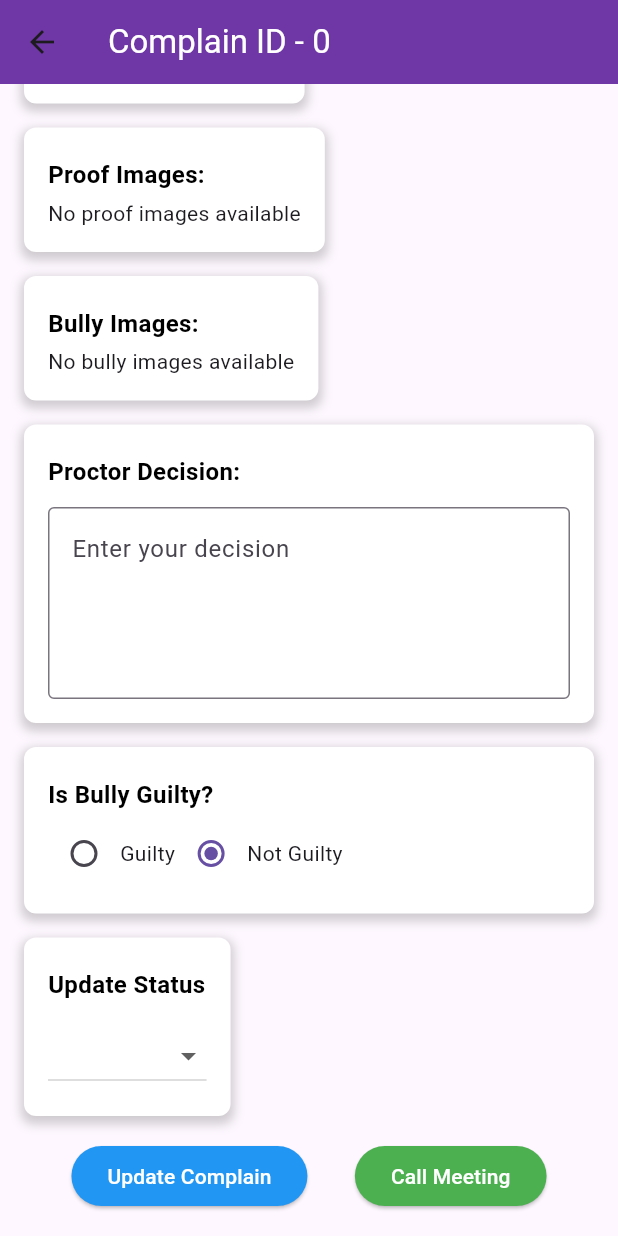
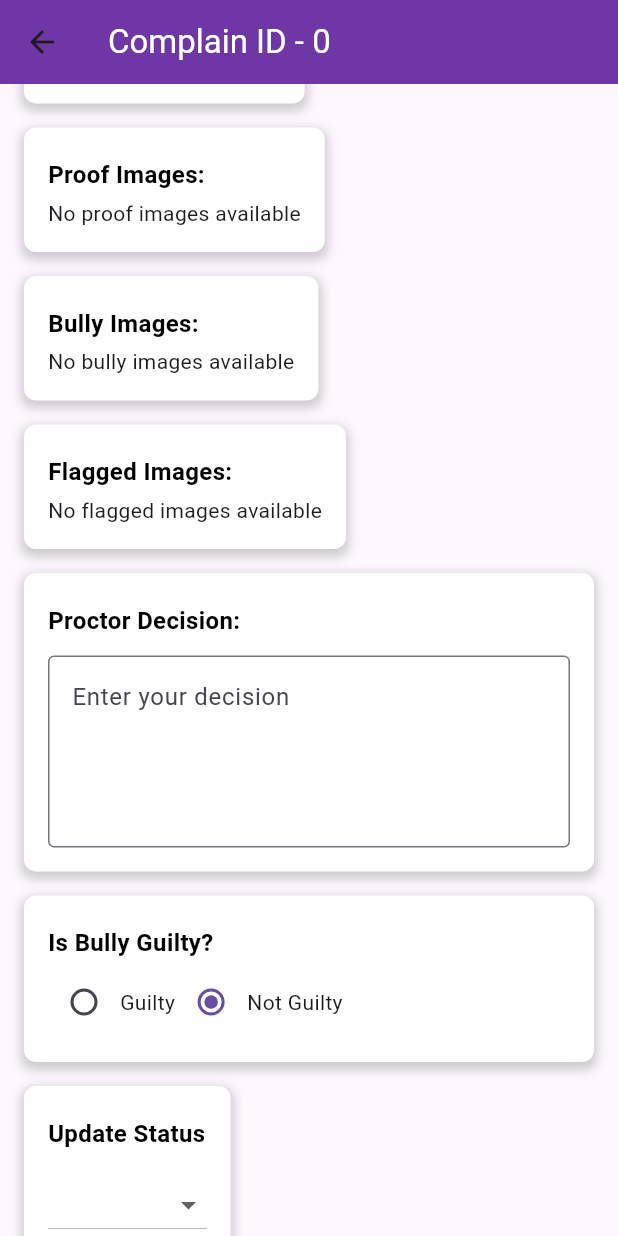
Before and after one commit to FarhanTahmid/Bullishield-Frontend, a Flutter app: the ProctorComplainDetails screen opened directly with empty values, scrolled down 346 dp, on a phone screen of 412 x 824 dp. Run offline on Flutter 3.47's test engine with Material 3 defaults, Android fonts, the phone set to English and light mode, and no system bars; our stand-ins replace carousel_slider, file_picker, flutter_svg, fluttertoast, image_picker, photo_view and 1 more; accounts and stored records are empty; network calls fail.

Commit message:
done with flagged picture

```diff
--- a/bullishield/lib/Screens/Complain/complain_details_screen.dart
+++ b/bullishield/lib/Screens/Complain/complain_details_screen.dart
@@ -73,7 +73,7 @@ class _ComplainDetailsScreenState extends State<ComplainDetailsScreen> {
               : [];
           bullyID = responseData['bully_id'] ?? "";
           organizationName = responseData['organization_name'] ?? "";
-          complainValidation = responseData['complain_validation'] ?? false;
+          complainValidation = responseData['complain_cyberBullying_flag_validation'] ?? false;
           complainType = responseData['complain_type'] ?? "";
           proctorDecision = responseData['proctor_decision'] ?? "";
           isBullyGuilty = responseData['is_bully_guilty'] ?? false;
@@ -154,8 +154,8 @@ class _ComplainDetailsScreenState extends State<ComplainDetailsScreen> {
                       mainAxisAlignment: MainAxisAlignment.spaceEvenly,
                       children: [
                         buildBooleanField("Validation",
-                            complainValidation ? "Valid Bullying" : "Invalid Complain",
-                            complainValidation ? Colors.green : Colors.red),
+                            complainValidation ? "Flagged Bullying" : "Invalid Complain",
+                            complainValidation ? Colors.red : Colors.green),
                         buildBooleanField("Status", widget.complain.complainStatus,
                             Colors.blue),
                         buildBooleanField("Bully Guilty?",
--- a/bullishield/lib/Screens/ProctorView/proctor_complain_description.dart
+++ b/bullishield/lib/Screens/ProctorView/proctor_complain_description.dart
@@ -28,6 +28,7 @@ class _ProctorComplainDetailsState extends State<ProctorComplainDetails> {
   bool isLoading = true;
   List<String> proofImages = [];
   List<String> bullyImages = [];
+  List<String> flaggedImages = [];
   TextEditingController proctorDecisionController = TextEditingController();
   String status = "";
   bool isBullyGuilty = false;
@@ -71,6 +72,9 @@ class _ProctorComplainDetailsState extends State<ProctorComplainDetails> {
               : [];
           bullyImages = responseData['bully_images'] != null
               ? List<String>.from(responseData['bully_images'])
+              : [];
+          flaggedImages = responseData['flagged_images'] != null
+              ? List<String>.from(responseData['flagged_images'])
               : [];
           proctorDecisionController.text =
               responseData['proctor_decision'] ?? "";
@@ -217,7 +221,10 @@ class _ProctorComplainDetailsState extends State<ProctorComplainDetails> {
     return Scaffold(
       appBar: AppBar(
         backgroundColor: kPrimaryColor,
-        title: Text("Complain ID - ${widget.complain.complainId}",style: const TextStyle(color: Colors.white),),
+        title: Text(
+          "Complain ID - ${widget.complain.complainId}",
+          style: const TextStyle(color: Colors.white),
+        ),
       ),
       body: isLoading
           ? const Center(child: CircularProgressIndicator())
@@ -284,6 +291,17 @@ class _ProctorComplainDetailsState extends State<ProctorComplainDetails> {
                         buildDetailText("Bully Images:", isBold: true),
                         buildImageCarousel(
                             bullyImages, "No bully images available"),
+                      ],
+                    ),
+                  ),
+                  const SizedBox(height: 16),
+                  buildBox(
+                    child: Column(
+                      crossAxisAlignment: CrossAxisAlignment.start,
+                      children: [
+                        buildDetailText("Flagged Images:", isBold: true),
+                        buildImageCarousel(
+                            flaggedImages, "No flagged images available"),
                       ],
                     ),
                   ),
--- a/bullishield/lib/Screens/ProctorView/proctor_homepage.dart
+++ b/bullishield/lib/Screens/ProctorView/proctor_homepage.dart
@@ -69,7 +69,7 @@ class ProctorHomepageState extends State<ProctorHomepage> {
                   incidentDate: complainData['incident_date'],
                   complainDescription: complainData['complain_description'],
                   complainStatus: complainData['complain_status'],
-                  complainValidation: complainData['complain_validation'],
+                  complainValidation: complainData['complain_cyberBullying_flag_validation'],
                   guilty: complainData['guilty'] ? "Guilty" : "Not Guilty",
                   proctorDecision: complainData['proctor_decision']??"");
             }));
```
Also changed, not shown: bullishield/lib/Screens/Homepage/homepage.dart (+8 -3 lines), bullishield/lib/widgets/complain_form.dart (+12 -9 lines).
